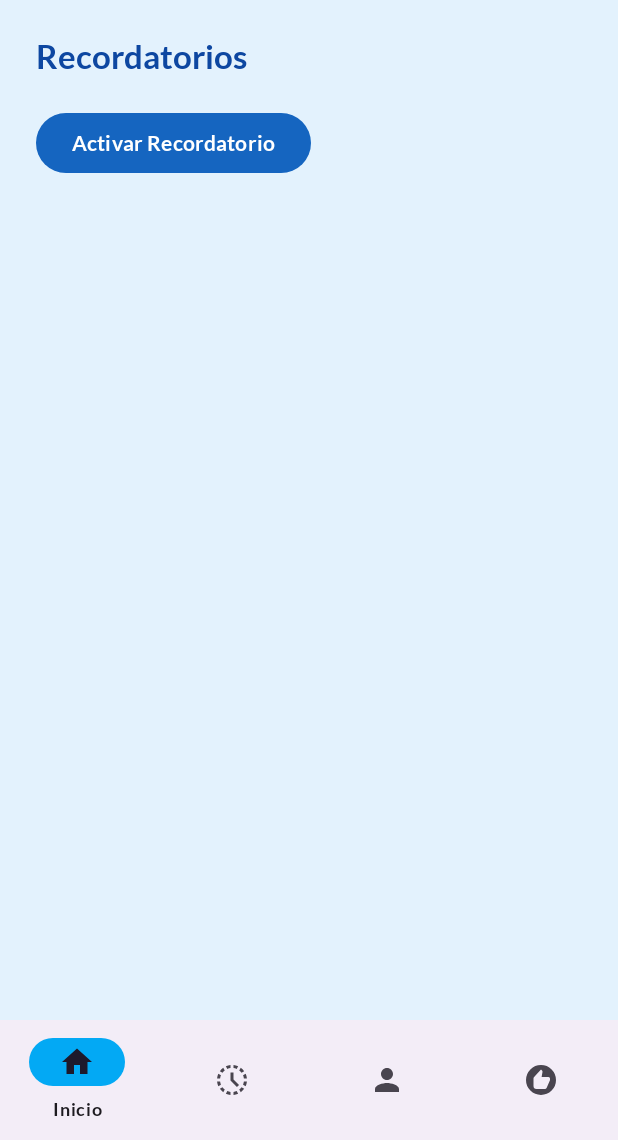
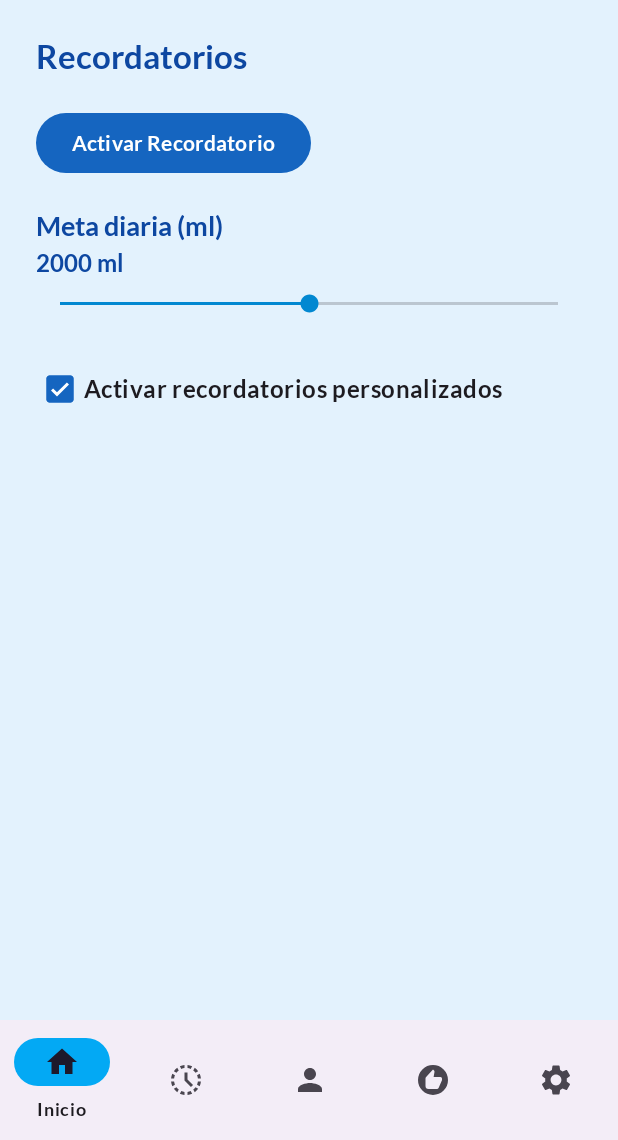
Before and after one commit to urielby23/water, an Android app: the SettingsFragment screen opened through its navigation route, after a tap on "Activar Recordatorio", on a phone screen of 412 x 824 dp, the part 96-1236 px from its top. Run offline under Robolectric (Android 15) with nearby library versions, the phone set to English and light mode, and no system bars; our stand-ins replace Room's generated code, navigation-ui.

Commit message:
Se agregaron metas desadas para beber agua

```diff
--- a/app/src/main/java/com/tecmilenio/waterreminderapp/ui/HomeFragment.java
+++ b/app/src/main/java/com/tecmilenio/waterreminderapp/ui/HomeFragment.java
@@ -1,5 +1,7 @@
 package com.tecmilenio.waterreminderapp.ui;
 
+import android.content.Context;
+import android.content.SharedPreferences;
 import android.os.Bundle;
 import android.view.LayoutInflater;
 import android.view.View;
@@ -19,7 +21,7 @@
     private WaterViewModel viewModel;
     private TextView tvDailyWater;
     private ProgressBar progressBar;
-    private int dailyGoal = 2000;
+    private int dailyGoal;
 
     @Override
     public View onCreateView(LayoutInflater inflater, ViewGroup container,
@@ -30,16 +32,28 @@
         progressBar = view.findViewById(R.id.progress_daily);
         Button btnAdd = view.findViewById(R.id.btn_add_glass);
 
+        // 1️⃣ Leer meta guardada en ajustes
+        SharedPreferences prefs = requireActivity().getSharedPreferences("config", Context.MODE_PRIVATE);
+        dailyGoal = prefs.getInt("meta_diaria", 2000);
+
+        progressBar.setMax(dailyGoal);
+
         viewModel = new ViewModelProvider(this).get(WaterViewModel.class);
 
-        // Actualizar en tiempo real el total diario
+        // 2️⃣ Actualizar progreso del día
         viewModel.getTodayTotal().observe(getViewLifecycleOwner(), total -> {
             int current = (total != null) ? total : 0;
+
             tvDailyWater.setText(current + " ml / " + dailyGoal + " ml");
             progressBar.setProgress(current);
+
+            // 3️⃣ Logro simple: meta cumplida
+            if (current >= dailyGoal) {
+                tvDailyWater.setText("Meta cumplida! 🎉\n" + current + " ml / " + dailyGoal + " ml");
+            }
         });
 
-        // Registrar nuevo consumo
+        // 4️⃣ Agregar vaso
         btnAdd.setOnClickListener(v -> viewModel.insertIntake(250, "Vaso"));
 
         return view;
--- a/app/src/main/java/com/tecmilenio/waterreminderapp/ui/SettingsFragment.java
+++ b/app/src/main/java/com/tecmilenio/waterreminderapp/ui/SettingsFragment.java
@@ -1,9 +1,7 @@
 package com.tecmilenio.waterreminderapp.ui;
 
-import android.app.AlarmManager;
-import android.app.PendingIntent;
 import android.content.Context;
-import android.content.Intent;
+import android.content.SharedPreferences;
 import android.content.pm.PackageManager;
 import android.os.Build;
 import android.os.Bundle;
@@ -15,9 +13,10 @@
 import android.view.LayoutInflater;
 import android.view.View;
 import android.view.ViewGroup;
+import android.widget.SeekBar;
 
 import com.tecmilenio.waterreminderapp.databinding.FragmentSettingsBinding;
-import com.tecmilenio.waterreminderapp.receivers.WaterReminderReceiver;
+import com.tecmilenio.waterreminderapp.utils.AlarmScheduler;
 import com.tecmilenio.waterreminderapp.utils.NotificationHelper;
 
 public class SettingsFragment extends Fragment {
@@ -30,7 +29,7 @@
 
         binding = FragmentSettingsBinding.inflate(inflater, container, false);
 
-        // Pedir permiso en Android 13+
+        // --- PERMISOS ANDROID 13+ ---
         if (Build.VERSION.SDK_INT >= Build.VERSION_CODES.TIRAMISU) {
             if (ContextCompat.checkSelfPermission(
                     requireContext(),
@@ -44,47 +43,58 @@
             }
         }
 
+        // --- SHAREDPREFERENCES ---
+        SharedPreferences prefs =
+                requireActivity().getSharedPreferences("config", Context.MODE_PRIVATE);
+
+        // -------------------------------
+        //   BOTÓN PARA PROBAR NOTIFICACIÓN
+        // -------------------------------
         binding.btnReminder.setOnClickListener(v -> {
-            if (Build.VERSION.SDK_INT >= Build.VERSION_CODES.TIRAMISU &&
-                    ContextCompat.checkSelfPermission(
-                            requireContext(),
-                            android.Manifest.permission.POST_NOTIFICATIONS
-                    ) != PackageManager.PERMISSION_GRANTED) {
+            NotificationHelper.createChannel(requireContext());
+            AlarmScheduler.schedule(requireContext());
+        });
 
-                requestPermissions(new String[]{android.Manifest.permission.POST_NOTIFICATIONS}, 10);
-                return;
+        // -------------------------------
+        //   SEEK BAR (META DIARIA)
+        // -------------------------------
+        int metaActual = prefs.getInt("meta_diaria", 2000);
+
+        binding.seekMeta.setProgress(metaActual);
+        binding.tvMetaValor.setText(metaActual + " ml");
+
+        binding.seekMeta.setOnSeekBarChangeListener(new SeekBar.OnSeekBarChangeListener() {
+            @Override
+            public void onProgressChanged(SeekBar seekBar, int progress, boolean fromUser) {
+                binding.tvMetaValor.setText(progress + " ml");
+                prefs.edit().putInt("meta_diaria", progress).apply();
             }
 
-            scheduleWaterReminder();
+            @Override public void onStartTrackingTouch(SeekBar seekBar) {}
+            @Override public void onStopTrackingTouch(SeekBar seekBar) {}
+        });
+
+        // -------------------------------
+        //   CHECKBOX RECORDATORIOS
+        // -------------------------------
+        boolean recordatoriosActivos =
+                prefs.getBoolean("recordatorios_activos", true);
+
+        binding.chkRecordatorios.setChecked(recordatoriosActivos);
+
+        binding.chkRecordatorios.setOnCheckedChangeListener((buttonView, isChecked) -> {
+            prefs.edit().putBoolean("recordatorios_activos", isChecked).apply();
+
+            NotificationHelper.createChannel(requireContext());
+
+            if (isChecked) {
+                AlarmScheduler.schedule(requireContext());
+            } else {
+                AlarmScheduler.cancel(requireContext());
+            }
         });
 
         return binding.getRoot();
-    }
-
-    private void scheduleWaterReminder() {
-
-        NotificationHelper.createChannel(requireContext());
-
-        Intent intent = new Intent(requireContext(), WaterReminderReceiver.class);
-
-        PendingIntent pendingIntent = PendingIntent.getBroadcast(
-                requireContext(),
-                0,
-                intent,
-                PendingIntent.FLAG_UPDATE_CURRENT | PendingIntent.FLAG_IMMUTABLE
-        );
-
-        long interval = 8000; // cada 8 segundos para prueba
-        long startTime = System.currentTimeMillis() + interval;
-
-        AlarmManager alarmManager = (AlarmManager) requireContext().getSystemService(Context.ALARM_SERVICE);
-
-        alarmManager.setRepeating(
-                AlarmManager.RTC_WAKEUP,
-                startTime,
-                interval,
-                pendingIntent
-        );
     }
 
     @Override
@@ -96,7 +106,9 @@
         if (requestCode == 10) {
             if (grantResults.length > 0 &&
                     grantResults[0] == PackageManager.PERMISSION_GRANTED) {
-                scheduleWaterReminder();
+
+                NotificationHelper.createChannel(requireContext());
+                AlarmScheduler.schedule(requireContext());
             }
         }
     }
--- a/app/src/main/java/com/tecmilenio/waterreminderapp/utils/AlarmScheduler.java
+++ b/app/src/main/java/com/tecmilenio/waterreminderapp/utils/AlarmScheduler.java
@@ -20,7 +20,7 @@
                 PendingIntent.FLAG_UPDATE_CURRENT | PendingIntent.FLAG_IMMUTABLE
         );
 
-        long interval = 2 * 60 * 60 * 1000;
+        long interval = 2 * 60 * 60 * 1000; // cada 2 horas
         long start = System.currentTimeMillis() + interval;
 
         AlarmManager alarmManager = (AlarmManager) context.getSystemService(Context.ALARM_SERVICE);
@@ -32,4 +32,19 @@
                 pendingIntent
         );
     }
+
+    public static void cancel(Context context) {
+
+        Intent intent = new Intent(context, WaterReminderReceiver.class);
+
+        PendingIntent pendingIntent = PendingIntent.getBroadcast(
+                context,
+                0,
+                intent,
+                PendingIntent.FLAG_UPDATE_CURRENT | PendingIntent.FLAG_IMMUTABLE
+        );
+
+        AlarmManager alarmManager = (AlarmManager) context.getSystemService(Context.ALARM_SERVICE);
+        alarmManager.cancel(pendingIntent);
+    }
 }
--- /dev/null
+++ b/app/src/main/res/drawable/ic_settings.xml
@@ -0,0 +1,5 @@
+<vector xmlns:android="http://schemas.android.com/apk/res/android" android:height="24dp" android:tint="#000000" android:viewportHeight="24" android:viewportWidth="24" android:width="24dp">
+
+    <path android:fillColor="@android:color/white" android:pathData="M19.14,12.94c0.04,-0.3 0.06,-0.61 0.06,-0.94c0,-0.32 -0.02,-0.64 -0.07,-0.94l2.03,-1.58c0.18,-0.14 0.23,-0.41 0.12,-0.61l-1.92,-3.32c-0.12,-0.22 -0.37,-0.29 -0.59,-0.22l-2.39,0.96c-0.5,-0.38 -1.03,-0.7 -1.62,-0.94L14.4,2.81c-0.04,-0.24 -0.24,-0.41 -0.48,-0.41h-3.84c-0.24,0 -0.43,0.17 -0.47,0.41L9.25,5.35C8.66,5.59 8.12,5.92 7.63,6.29L5.24,5.33c-0.22,-0.08 -0.47,0 -0.59,0.22L2.74,8.87C2.62,9.08 2.66,9.34 2.86,9.48l2.03,1.58C4.84,11.36 4.8,11.69 4.8,12s0.02,0.64 0.07,0.94l-2.03,1.58c-0.18,0.14 -0.23,0.41 -0.12,0.61l1.92,3.32c0.12,0.22 0.37,0.29 0.59,0.22l2.39,-0.96c0.5,0.38 1.03,0.7 1.62,0.94l0.36,2.54c0.05,0.24 0.24,0.41 0.48,0.41h3.84c0.24,0 0.44,-0.17 0.47,-0.41l0.36,-2.54c0.59,-0.24 1.13,-0.56 1.62,-0.94l2.39,0.96c0.22,0.08 0.47,0 0.59,-0.22l1.92,-3.32c0.12,-0.22 0.07,-0.47 -0.12,-0.61L19.14,12.94zM12,15.6c-1.98,0 -3.6,-1.62 -3.6,-3.6s1.62,-3.6 3.6,-3.6s3.6,1.62 3.6,3.6S13.98,15.6 12,15.6z"/>
+
+</vector>
--- a/app/src/main/res/layout/fragment_settings.xml
+++ b/app/src/main/res/layout/fragment_settings.xml
@@ -1,7 +1,11 @@
 <?xml version="1.0" encoding="utf-8"?>
-<LinearLayout xmlns:android="http://schemas.android.com/apk/res/android"
+<ScrollView xmlns:android="http://schemas.android.com/apk/res/android"
     android:layout_width="match_parent"
-    android:layout_height="match_parent"
+    android:layout_height="match_parent">
+
+    <LinearLayout
+        android:layout_width="match_parent"
+        android:layout_height="wrap_content"
         android:orientation="vertical"
         android:padding="24dp">
 
@@ -19,4 +23,39 @@
             android:layout_height="wrap_content"
             android:text="Activar Recordatorio" />
 
+        <TextView
+            android:id="@+id/tv_meta_label"
+            android:layout_width="wrap_content"
+            android:layout_height="wrap_content"
+            android:text="Meta diaria (ml)"
+            android:textSize="18sp"
+            android:textStyle="bold"
+            android:layout_marginTop="20dp"/>
+
+        <TextView
+            android:id="@+id/tv_meta_valor"
+            android:layout_width="wrap_content"
+            android:layout_height="wrap_content"
+            android:text="2000 ml"
+            android:textSize="16sp"
+            android:layout_marginTop="4dp"/>
+
+        <SeekBar
+            android:id="@+id/seek_meta"
+            android:layout_width="match_parent"
+            android:layout_height="wrap_content"
+            android:max="4000"
+            android:progress="2000"
+            android:layout_marginTop="8dp"/>
+
+        <CheckBox
+            android:id="@+id/chk_recordatorios"
+            android:layout_width="wrap_content"
+            android:layout_height="wrap_content"
+            android:text="Activar recordatorios personalizados"
+            android:textSize="16sp"
+            android:layout_marginTop="24dp"/>
+
     </LinearLayout>
+
+</ScrollView>
--- a/app/src/main/res/menu/bottom_nav_menu.xml
+++ b/app/src/main/res/menu/bottom_nav_menu.xml
@@ -16,4 +16,10 @@
         android:id="@+id/tipsFragment"
         android:icon="@drawable/ic_tips"
         android:title="Consejos"/>
+
+    <item
+        android:id="@+id/settingsFragment"
+        android:icon="@drawable/ic_settings"
+        android:title="Ajustes"/>
+
 </menu>
--- a/app/src/main/res/menu/drawer_menu.xml
+++ b/app/src/main/res/menu/drawer_menu.xml
@@ -16,4 +16,8 @@
         android:id="@+id/tipsFragment"
         android:icon="@drawable/ic_tips"
         android:title="Consejos"/>
+    <item
+        android:id="@+id/settingsFragment"
+        android:icon="@drawable/ic_settings"
+        android:title="Ajustes"/>
 </menu>
```
Lines whose indentation alone changed are shown as unchanged.
